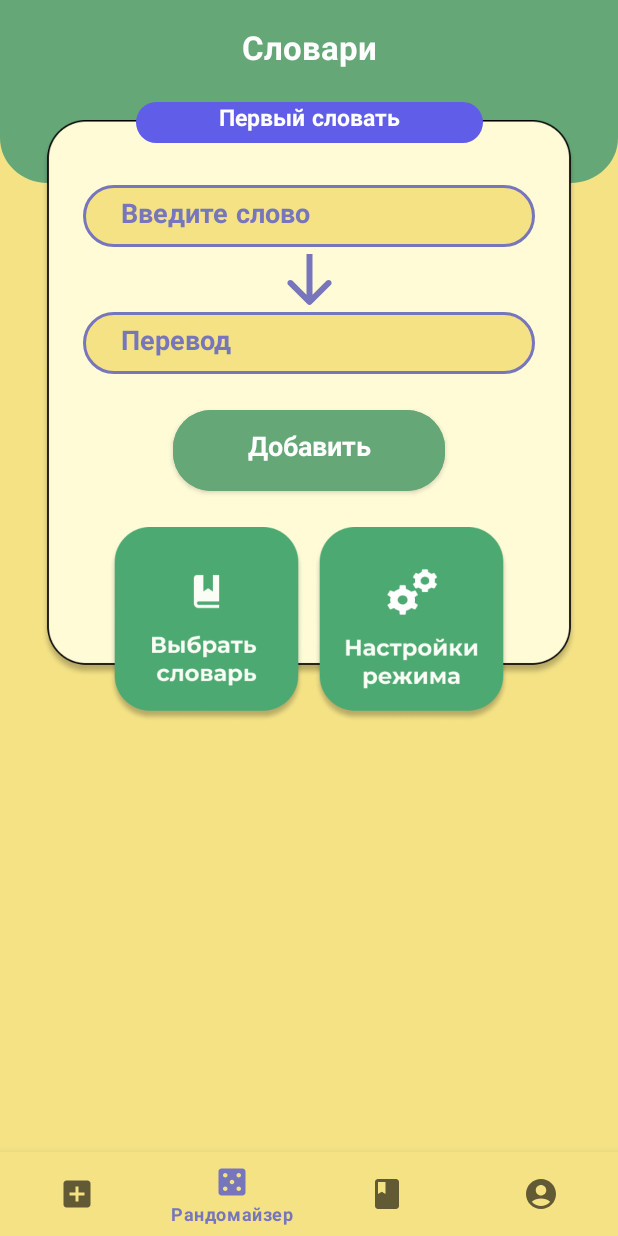
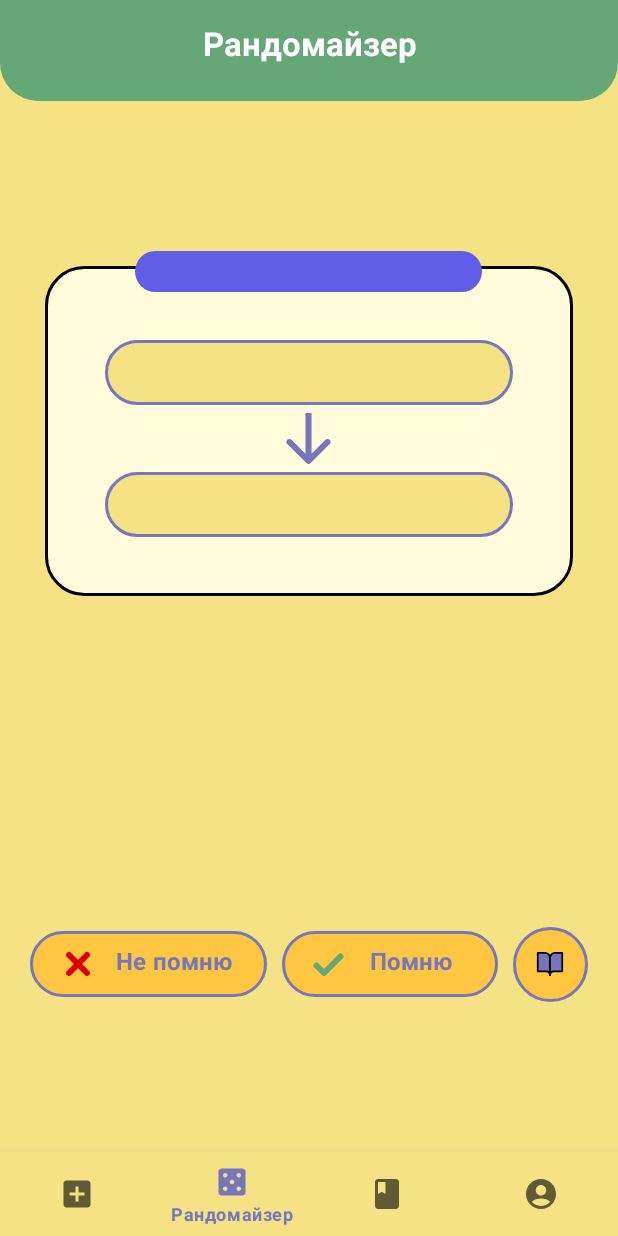
Before and after one commit to nagel-clean-code/word-notification, an Android app: the screen it shows after launch (MainActivity), item 2 of the bottom bar chosen, on a phone screen of 412 x 824 dp. Run offline under Robolectric (Android 15) with nearby library versions, the phone set to English and light mode, and no system bars; our stand-ins replace Dagger/Hilt's generated code, Room's generated code; libraries missing offline, so code that uses them is left out: androidx.hilt.work; Roboto replaces fonts that are not available here.

Commit message:
Добавил экран рандомайзера

```diff
--- a/app/src/main/java/com/nagel/wordnotification/core/algorithms/Main.kt
+++ b/app/src/main/java/com/nagel/wordnotification/core/algorithms/Main.kt
@@ -10,10 +10,16 @@ object Main {
     fun main(args: Array<String>) {
         val startInterval = "01:45"
         val sIHour = startInterval.substring(0, startInterval.indexOf(':'))
-        val sIM = startInterval.substring(startInterval.indexOf(':')+1)
+        val sIM = startInterval.substring(startInterval.indexOf(':') + 1)
         val c = Calendar.getInstance()
         c.time = Date()
         val res = c.get(Calendar.MINUTE)
         println(sIHour.toInt())
+
+    }
+
+    @JvmStatic
+    fun check(args: String) {
+
     }
 }
--- a/app/src/main/java/com/nagel/wordnotification/presentation/MainActivity.kt
+++ b/app/src/main/java/com/nagel/wordnotification/presentation/MainActivity.kt
@@ -21,6 +21,7 @@ import com.nagel.wordnotification.databinding.ActivityMainBinding
 import com.nagel.wordnotification.presentation.addingwords.AddingWordsFragment
 import com.nagel.wordnotification.presentation.choosingdictionary.ChoosingDictionaryFragment
 import com.nagel.wordnotification.presentation.profile.ProfileFragment
+import com.nagel.wordnotification.presentation.randomizer.RandomizingFragment
 import com.nagel.wordnotification.presentation.settings.ModeSettingsFragment
 import dagger.hilt.android.AndroidEntryPoint
 import java.util.concurrent.TimeUnit
@@ -46,7 +47,7 @@ class MainActivity : AppCompatActivity(), Navigator {
                 R.id.dictionaries -> ChoosingDictionaryFragment.newInstance(
                     viewModel.myAccountDbEntity.value?.id ?: -1
                 )
-//                R.id.randomizing -> AddRecipeFragment()
+                R.id.randomizing -> RandomizingFragment()
                 R.id.profile -> ProfileFragment()
                 else -> AddingWordsFragment()
             }
@@ -107,6 +108,10 @@ class MainActivity : AppCompatActivity(), Navigator {
         binding.bottomNavigationView.selectedItemId = R.id.add_in_dictionaries
     }
 
+    override fun showRandomizingFragment() {
+        launchFragment(RandomizingFragment.newInstance())
+    }
+
     override fun showModeSettingsFragment(idDictionary: Long) {
         launchFragment(ModeSettingsFragment.newInstance(idDictionary))
     }
--- a/app/src/main/java/com/nagel/wordnotification/presentation/Navigator.kt
+++ b/app/src/main/java/com/nagel/wordnotification/presentation/Navigator.kt
@@ -8,6 +8,7 @@ fun Fragment.navigator(): Navigator {
 
 interface Navigator {
     fun showAddingWordsFragment()
+    fun showRandomizingFragment()
     fun showModeSettingsFragment(idDictionary: Long)
     fun showChoosingDictionaryFragment(idAccount: Long)
     fun showProfileFragment()
--- /dev/null
+++ b/app/src/main/java/com/nagel/wordnotification/presentation/randomizer/RandomizingFragment.kt
@@ -0,0 +1,27 @@
+package com.nagel.wordnotification.presentation.randomizer
+
+import android.os.Bundle
+import android.view.LayoutInflater
+import android.view.View
+import android.view.ViewGroup
+import androidx.fragment.app.Fragment
+import com.nagel.wordnotification.databinding.FragmentRandomizerBinding
+
+
+class RandomizingFragment : Fragment() {
+
+    private lateinit var binding: FragmentRandomizerBinding
+
+    override fun onCreateView(
+        inflater: LayoutInflater, container: ViewGroup?,
+        savedInstanceState: Bundle?
+    ): View {
+        binding = FragmentRandomizerBinding.inflate(inflater, container, false)
+        return binding.root
+    }
+
+    companion object {
+        @JvmStatic
+        fun newInstance() = RandomizingFragment()
+    }
+}
--- a/app/src/main/java/com/nagel/wordnotification/presentation/settings/ModeSettingsFragment.kt
+++ b/app/src/main/java/com/nagel/wordnotification/presentation/settings/ModeSettingsFragment.kt
@@ -73,8 +73,8 @@ class ModeSettingsFragment : BaseFragment() {
     private fun getTimePiker(textView: TextView) {
         val picker = MaterialTimePicker.Builder()
             .setTimeFormat(TimeFormat.CLOCK_24H)
-            .setHour(23)
-            .setMinute(10)
+            .setHour(textView.text.toString().substringBefore(':').toInt())
+            .setMinute(textView.text.toString().substringAfter(':').toInt())
             .setTitleText("Select Appointment time")
             .build()
         picker.show(childFragmentManager, "")
--- /dev/null
+++ b/app/src/main/res/drawable/background_open_book_view.xml
@@ -0,0 +1,16 @@
+<?xml version="1.0" encoding="utf-8"?>
+<shape xmlns:android="http://schemas.android.com/apk/res/android"
+    android:shape="rectangle">
+
+    <!-- shape property for the view based on the value particular view would be drawn -->
+    <corners android:radius="25dp" />
+    <stroke
+        android:width="2dp"
+        android:color="@color/purple" />
+    <!-- stroke for defining a border for view -->
+    <solid android:color="@color/orange" />
+    <size
+        android:width="40dp"
+        android:height="40dp" />
+    <!-- size element is used to define a design here height & width are same means square with some radius -->
+</shape>
--- /dev/null
+++ b/app/src/main/res/drawable/book_icon.xml
@@ -0,0 +1,20 @@
+<vector xmlns:android="http://schemas.android.com/apk/res/android"
+    android:width="17dp"
+    android:height="17dp"
+    android:viewportWidth="17"
+    android:viewportHeight="17">
+  <path
+      android:strokeWidth="1"
+      android:pathData="M1.565,2.258H5.726C6.462,2.258 7.167,2.55 7.688,3.071C8.208,3.591 8.5,4.296 8.5,5.032V14.742C8.5,14.19 8.281,13.661 7.891,13.271C7.501,12.88 6.971,12.661 6.42,12.661H1.565V2.258Z"
+      android:strokeLineJoin="round"
+      android:fillColor="#7776BC"
+      android:strokeColor="#000000"
+      android:strokeLineCap="round"/>
+  <path
+      android:strokeWidth="1"
+      android:pathData="M15.436,2.258H11.274C10.538,2.258 9.833,2.55 9.313,3.071C8.792,3.591 8.5,4.296 8.5,5.032V14.742C8.5,14.19 8.719,13.661 9.109,13.271C9.5,12.88 10.029,12.661 10.581,12.661H15.436V2.258Z"
+      android:strokeLineJoin="round"
+      android:fillColor="#7776BC"
+      android:strokeColor="#000000"
+      android:strokeLineCap="round"/>
+</vector>
--- /dev/null
+++ b/app/src/main/res/drawable/green_check_mark_icon.xml
@@ -0,0 +1,13 @@
+<vector xmlns:android="http://schemas.android.com/apk/res/android"
+    android:width="24dp"
+    android:height="24dp"
+    android:viewportWidth="24"
+    android:viewportHeight="24">
+  <path
+      android:pathData="M19,7L8,18L3,13"
+      android:strokeLineJoin="round"
+      android:strokeWidth="4"
+      android:fillColor="#00000000"
+      android:strokeColor="#65A777"
+      android:strokeLineCap="round"/>
+</vector>
--- /dev/null
+++ b/app/src/main/res/drawable/red_cross_icon.xml
@@ -0,0 +1,20 @@
+<vector xmlns:android="http://schemas.android.com/apk/res/android"
+    android:width="24dp"
+    android:height="24dp"
+    android:viewportWidth="24"
+    android:viewportHeight="24">
+  <path
+      android:pathData="M18,6L6,18"
+      android:strokeLineJoin="round"
+      android:strokeWidth="4"
+      android:fillColor="#00000000"
+      android:strokeColor="#DA0101"
+      android:strokeLineCap="round"/>
+  <path
+      android:pathData="M6,6L18,18"
+      android:strokeLineJoin="round"
+      android:strokeWidth="4"
+      android:fillColor="#00000000"
+      android:strokeColor="#DA0101"
+      android:strokeLineCap="round"/>
+</vector>
--- a/app/src/main/res/layout/fragment_profile.xml
+++ b/app/src/main/res/layout/fragment_profile.xml
@@ -14,7 +14,7 @@
 
         <LinearLayout
             android:layout_width="match_parent"
-            android:layout_height="match_parent"
+            android:layout_height="wrap_content"
             android:orientation="vertical">
 
             <TextView
@@ -26,7 +26,7 @@
                 android:gravity="center"
                 android:paddingTop="15dp"
                 android:paddingBottom="20dp"
-                android:text="@string/dictionaries"
+                android:text="@string/profile"
                 android:textColor="@color/white"
                 android:textSize="22sp" />
 
--- /dev/null
+++ b/app/src/main/res/layout/fragment_randomizer.xml
@@ -0,0 +1,151 @@
+<?xml version="1.0" encoding="utf-8"?>
+<LinearLayout xmlns:android="http://schemas.android.com/apk/res/android"
+    xmlns:app="http://schemas.android.com/apk/res-auto"
+    xmlns:tools="http://schemas.android.com/tools"
+    android:layout_width="match_parent"
+    android:layout_height="match_parent"
+    android:background="@color/beige"
+    android:orientation="vertical"
+    tools:context=".presentation.randomizer.RandomizingFragment">
+
+    <TextView
+        android:id="@+id/textView2"
+        android:layout_width="match_parent"
+        android:layout_height="wrap_content"
+        android:background="@drawable/background_header_short"
+        android:fontFamily="@font/montserrat_bold"
+        android:gravity="center"
+        android:paddingTop="15dp"
+        android:paddingBottom="20dp"
+        android:text="@string/randomizing"
+        android:textColor="@color/white"
+        android:textSize="22sp" />
+
+    <FrameLayout
+        android:layout_width="wrap_content"
+        android:layout_height="wrap_content"
+        android:layout_gravity="center"
+        android:layout_marginTop="100dp">
+
+        <View
+            android:layout_width="match_parent"
+            android:layout_height="220dp"
+            android:layout_marginHorizontal="30dp"
+            android:layout_marginTop="10dp"
+            android:background="@drawable/rounded_background_settings" />
+
+        <TextView
+            android:id="@+id/head"
+            android:layout_width="wrap_content"
+            android:layout_height="wrap_content"
+            android:layout_gravity="center|top"
+            android:background="@drawable/background_blue_rad_30"
+            android:fontFamily="@font/montserrat_bold"
+            android:gravity="center"
+            android:textColor="@color/white"
+            android:textSize="15sp"
+            tools:text="Стандартный словарь" />
+
+
+        <LinearLayout
+            android:layout_width="match_parent"
+            android:layout_height="wrap_content"
+            android:layout_gravity="center"
+            android:layout_marginHorizontal="70dp"
+            android:layout_marginTop="50dp"
+            android:layout_marginBottom="40dp"
+            android:orientation="vertical">
+
+            <TextView
+                android:layout_width="match_parent"
+                android:layout_height="wrap_content"
+                android:background="@drawable/background_input_view"
+                android:gravity="center"
+                android:paddingVertical="10dp"
+                android:textColor="@color/purple"
+                android:textSize="16sp"
+                tools:text="Test" />
+
+            <ImageView
+                android:layout_width="wrap_content"
+                android:layout_height="wrap_content"
+                android:layout_gravity="center"
+                android:layout_margin="5dp"
+                android:src="@drawable/arrow" />
+
+            <TextView
+                android:layout_width="match_parent"
+                android:layout_height="wrap_content"
+                android:background="@drawable/background_input_view"
+                android:gravity="center"
+                android:paddingVertical="10dp"
+                android:textColor="@color/purple"
+                android:textSize="16sp"
+                tools:text="Test" />
+        </LinearLayout>
+    </FrameLayout>
+
+    <FrameLayout
+        android:layout_width="match_parent"
+        android:layout_height="0dp"
+        android:layout_weight="1">
+
+        <LinearLayout
+            android:layout_width="match_parent"
+            android:layout_height="wrap_content"
+            android:layout_gravity="bottom"
+            android:layout_marginBottom="100dp"
+            android:gravity="center"
+            android:orientation="horizontal">
+
+            <TextView
+                android:layout_width="0dp"
+                android:layout_height="wrap_content"
+                android:layout_marginStart="20dp"
+                android:layout_weight="1.1"
+                android:background="@drawable/background_open_book_view"
+                android:gravity="center"
+                android:paddingVertical="10dp"
+                android:paddingStart="20dp"
+                android:paddingEnd="10dp"
+                android:text="@string/i_do_not_remember"
+                android:textColor="@color/purple"
+                android:textSize="16sp"
+                app:drawableLeftCompat="@drawable/red_cross_icon" />
+
+            <TextView
+                android:layout_width="0dp"
+                android:layout_height="wrap_content"
+                android:layout_marginHorizontal="10dp"
+                android:layout_weight="1"
+                android:background="@drawable/background_open_book_view"
+                android:gravity="center"
+                android:paddingVertical="10dp"
+                android:paddingStart="20dp"
+                android:paddingEnd="15dp"
+                android:text="@string/remember_2"
+                android:textColor="@color/purple"
+                android:textSize="16sp"
+                app:drawableLeftCompat="@drawable/green_check_mark_icon" />
+
+            <FrameLayout
+                android:layout_width="50dp"
+                android:layout_height="50dp"
+                android:layout_marginEnd="20dp"
+                android:background="@drawable/background_open_book_view"
+                android:gravity="center"
+                android:paddingVertical="10dp"
+                android:textColor="@color/purple"
+                android:textSize="16sp"
+                tools:text="Test">
+
+                <ImageView
+                    android:layout_width="20dp"
+                    android:layout_height="20dp"
+                    android:layout_gravity="center"
+                    android:src="@drawable/book_icon" />
+            </FrameLayout>
+        </LinearLayout>
+    </FrameLayout>
+
+</LinearLayout>
--- a/app/src/main/res/values/colors.xml
+++ b/app/src/main/res/values/colors.xml
@@ -15,4 +15,5 @@
     <color name="red">#F44336</color>
     <color name="carrot">#FF7A41</color>
     <color name="yellow">#FFD600</color>
+    <color name="orange">#FFC741</color>
 </resources>
--- a/app/src/main/res/values/strings.xml
+++ b/app/src/main/res/values/strings.xml
@@ -50,4 +50,8 @@
     <string name="couldnt_delete_dictionary">Не удалось удалить словарь</string>
     <string name="statistics">Статистика</string>
     <string name="recommendations">Рекомендации</string>
+    <string name="profile">Профиль</string>
+    <string name="randomizing">Рандомайзер</string>
+    <string name="i_do_not_remember">Не помню</string>
+    <string name="remember_2">Помню</string>
 </resources>
```
